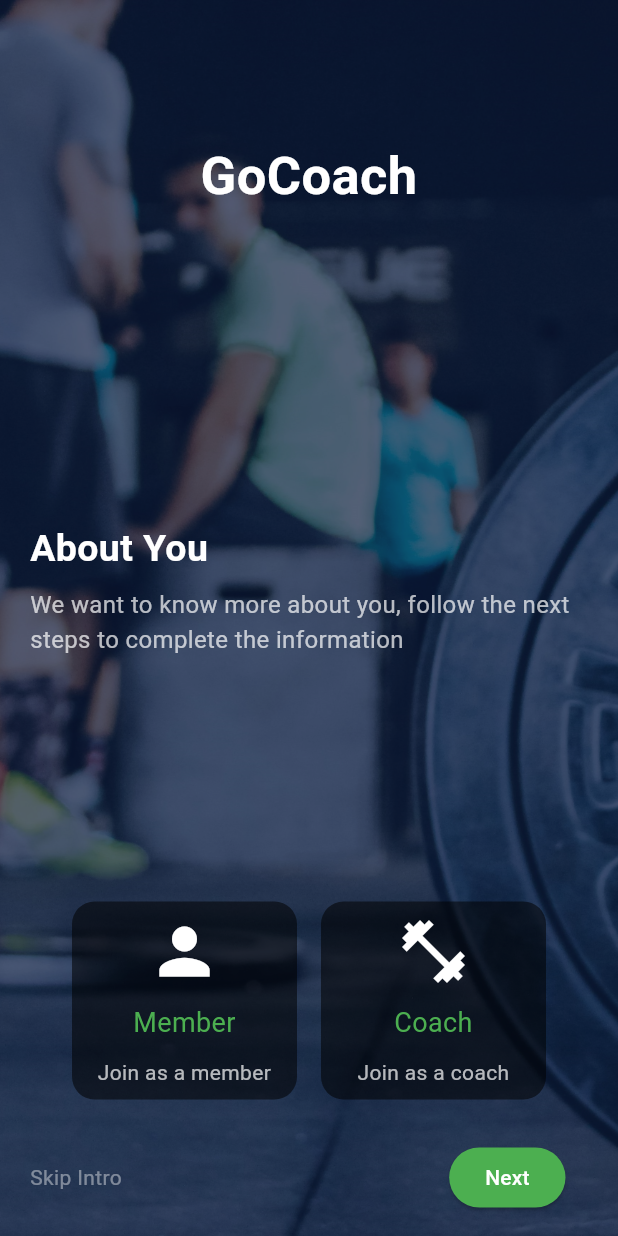
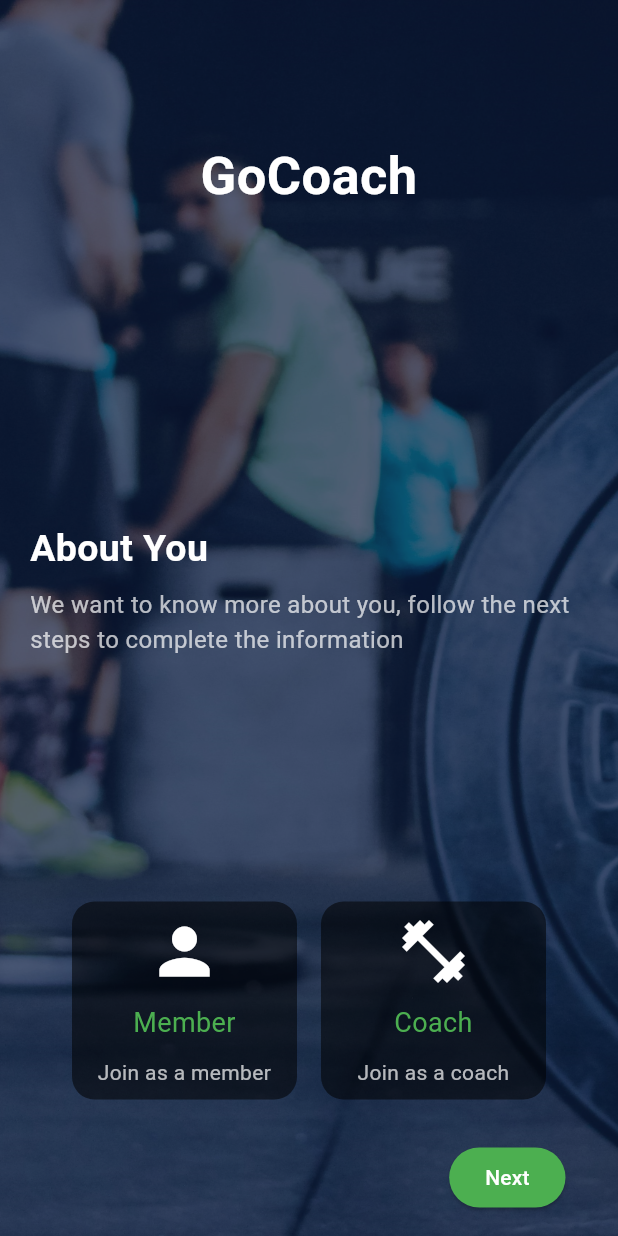
Before and after one commit to sassank/FlutterCoachApp, a Flutter app: the GetStartedPage screen opened directly, on a phone screen of 412 x 824 dp. Run offline on Flutter 3.47's test engine with Material 3 defaults, Android fonts, the light colour scheme and no system bars; drawn by our look-alikes of delayed_display; our stand-ins replace carousel_slider, firebase_auth, firebase_core; accounts and stored records are empty.

Commit message:
remove field

```diff
--- a/lib/screens/get_started.dart
+++ b/lib/screens/get_started.dart
@@ -1,5 +1,6 @@
 import 'package:delayed_display/delayed_display.dart';
 import 'package:flutter/material.dart';
+import 'register_screen.dart';  // Ensure you have this import for navigation
 
 class GetStartedPage extends StatelessWidget with DelayHelperMixin {
   GetStartedPage({super.key});
@@ -64,26 +65,19 @@ class GetStartedPage extends StatelessWidget with DelayHelperMixin {
                     child: DelayedDisplay(
                       delay: getDelayDuration(),
                       child: Row(
-                        mainAxisAlignment: MainAxisAlignment.spaceBetween,
+                        mainAxisAlignment: MainAxisAlignment.end,  // Align to the end
                         children: [
-                          GestureDetector(
-                            onTap: () {
-                              // Implement Skip Intro functionality if needed
-                            },
-                            child: Text(
-                              "Skip Intro",
-                              style: TextStyle(
-                                color: const Color(0xffffffff).withOpacity(0.42),
-                              ),
-                            ),
-                          ),
                           IntrinsicHeight(
                             child: Row(
                               mainAxisAlignment: MainAxisAlignment.end,
                               children: [
                                 ElevatedButton(
                                   onPressed: () {
-                                    // Implement Next button functionality here
+                                    // Navigate to the RegisterScreen
+                                    Navigator.push(
+                                      context,
+                                      MaterialPageRoute(builder: (context) => const RegisterScreen()),
+                                    );
                                   },
                                   style: ElevatedButton.styleFrom(
                                     backgroundColor: Colors.green,
```
